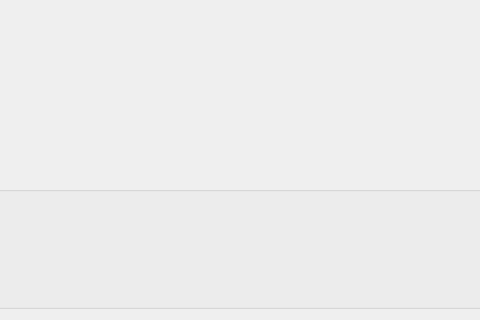
Qt form src/mainWidget.ui (KDE/kamoso) before a commit; both pictures show x 146 to 626 and y 359 to 679 of the 737 by 679 pixel window.
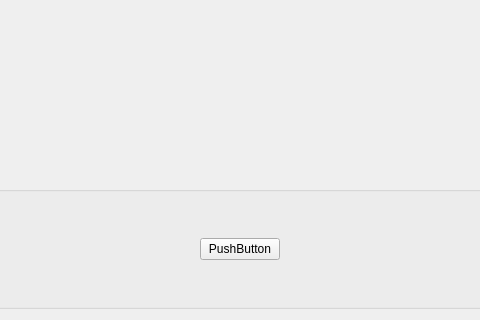
The same form after that commit. Custom widgets are drawn as their Qt base class.

Commit message: More polishing on the modes UI.

What changed in the file:
```diff
--- a/src/mainWidget.ui
+++ b/src/mainWidget.ui
@@ -138,6 +138,41 @@
        <property name="title">
         <string/>
        </property>
+       <layout class="QHBoxLayout" name="horizontalLayout_2">
+        <item>
+         <spacer name="horizontalSpacer_3">
+          <property name="orientation">
+           <enum>Qt::Horizontal</enum>
+          </property>
+          <property name="sizeHint" stdset="0">
+           <size>
+            <width>273</width>
+            <height>20</height>
+           </size>
+          </property>
+         </spacer>
+        </item>
+        <item>
+         <widget class="QPushButton" name="pushButton">
+          <property name="text">
+           <string>PushButton</string>
+          </property>
+         </widget>
+        </item>
+        <item>
+         <spacer name="horizontalSpacer_4">
+          <property name="orientation">
+           <enum>Qt::Horizontal</enum>
+          </property>
+          <property name="sizeHint" stdset="0">
+           <size>
+            <width>273</width>
+            <height>20</height>
+           </size>
+          </property>
+         </spacer>
+        </item>
+       </layout>
       </widget>
      </item>
     </layout>
```
The commit also changes 4 other files.
